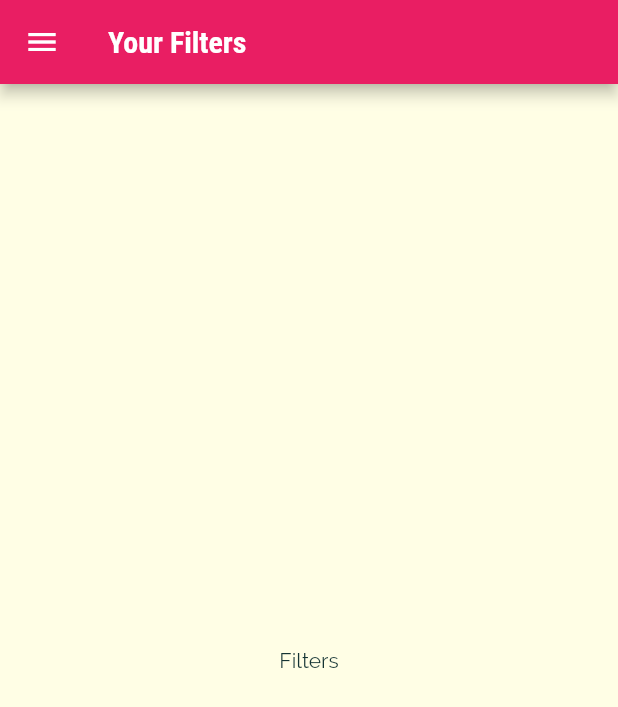
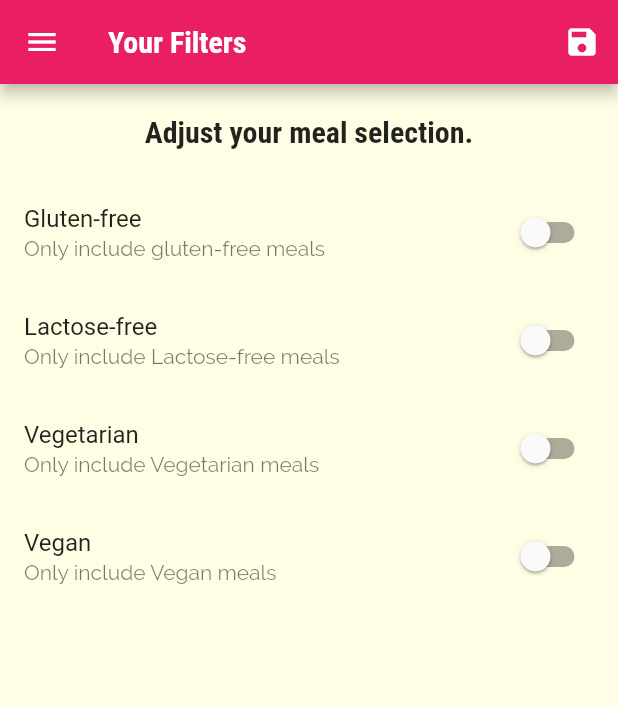
Before and after one commit to AmmarHussien/meals_app, a Flutter app: the FilterScreen screen opened by its route, on a phone screen of 412 x 824 dp. Shown: the top 707 px of the screen. Run offline on Flutter 3.47's test engine with Material 2 defaults, Android fonts, the phone set to English and light mode, and no system bars.

Commit message:
add filters

```diff
--- a/lib/main.dart
+++ b/lib/main.dart
@@ -1,9 +1,10 @@
 import 'package:flutter/foundation.dart';
 import 'package:flutter/material.dart';
+import 'package:meals_app/data/dummy_data.dart';
 import 'package:meals_app/screens/category_meals_screen.dart';
-import 'package:meals_app/screens/favorites_screen.dart';
 import 'package:meals_app/screens/meal_details_screen.dart';
 import 'package:meals_app/screens/tabs_screen.dart';
+import 'models/meal.dart';
 import 'screens/categories_screen.dart';
 import 'screens/filters_screen.dart';
 
@@ -11,10 +12,44 @@ void main() {
   runApp(const MyApp());
 }
 
-class MyApp extends StatelessWidget {
+class MyApp extends StatefulWidget {
   const MyApp({super.key});
 
-  // This widget is the root of your application.
+  @override
+  State<MyApp> createState() => _MyAppState();
+}
+
+class _MyAppState extends State<MyApp> {
+  late Map<String, bool> _filters = {
+    'gluten': false,
+    'lactose': false,
+    'vegan': false,
+    'vegetarian': false,
+  };
+
+  late List<Meal> _availableMeals = dummyMEALS;
+  void _setFilters(Map<String, bool> filterData) {
+    setState(() {
+      _filters = filterData;
+
+      _availableMeals = dummyMEALS.where((meal) {
+        if (_filters['gluten'] == true && !meal.isGlutenFree) {
+          return false;
+        }
+        if (_filters['lactose'] == true && !meal.isLactoseFree) {
+          return false;
+        }
+        if (_filters['vegan'] == true && !meal.isVegan) {
+          return false;
+        }
+        if (_filters['vegetarian'] == true && !meal.isVegetarian) {
+          return false;
+        }
+        return true;
+      }).toList();
+    });
+  }
+
   @override
   Widget build(BuildContext context) {
     return MaterialApp(
@@ -44,9 +79,13 @@ class MyApp extends StatelessWidget {
       initialRoute: '/',
       routes: {
         '/': (context) => const TabsScreen(),
-        CategoryMealScreen.routeName: (context) => const CategoryMealScreen(),
+        CategoryMealScreen.routeName: (context) =>
+            CategoryMealScreen(_availableMeals),
         MealDetailScreen.routName: (context) => const MealDetailScreen(),
-        FilterScreen.routeName: (context) => const FilterScreen(),
+        FilterScreen.routeName: (context) => FilterScreen(
+              currentFilter: _filters,
+              saveFilters: _setFilters,
+            ),
       },
       onGenerateRoute: (settings) {
         if (kDebugMode) {
--- a/lib/screens/category_meals_screen.dart
+++ b/lib/screens/category_meals_screen.dart
@@ -1,10 +1,10 @@
 import 'package:flutter/material.dart';
-import 'package:meals_app/data/dummy_data.dart';
 import 'package:meals_app/models/meal.dart';
 import 'package:meals_app/widgets/meal_item.dart';
 
 class CategoryMealScreen extends StatefulWidget {
-  const CategoryMealScreen({
+  const CategoryMealScreen(
+    this.avaliableMeals, {
     super.key,
     // required this.categoryId,
     // required this.categoryTitle,
@@ -14,6 +14,8 @@ class CategoryMealScreen extends StatefulWidget {
   // final String categoryTitle;
 
   static const routeName = '/category-meals';
+
+  final List<Meal> avaliableMeals;
 
   @override
   State<CategoryMealScreen> createState() => _CategoryMealScreenState();
@@ -36,7 +38,7 @@ class _CategoryMealScreenState extends State<CategoryMealScreen> {
           ModalRoute.of(context)!.settings.arguments as Map<String, String>;
       categoryTitle = routeArgs['title']!;
       final categoryId = routeArgs['id'];
-      displayedMeals = dummyMEALS.where((meal) {
+      displayedMeals = widget.avaliableMeals.where((meal) {
         return meal.categories.contains(categoryId);
       }).toList();
       _loadedInitData = true;
@@ -54,7 +56,7 @@ class _CategoryMealScreenState extends State<CategoryMealScreen> {
   Widget build(BuildContext context) {
     return Scaffold(
       appBar: AppBar(
-        title: Text(categoryTitle!),
+        title: Text(categoryTitle),
       ),
       body: ListView.builder(
         itemBuilder: (
--- a/lib/screens/filters_screen.dart
+++ b/lib/screens/filters_screen.dart
@@ -1,19 +1,132 @@
+import 'dart:developer';
+
 import 'package:flutter/material.dart';
 import 'package:meals_app/widgets/main_Drawer.dart';
 
-class FilterScreen extends StatelessWidget {
-  const FilterScreen({super.key});
+class FilterScreen extends StatefulWidget {
   static const routeName = '/filters';
+  final Function saveFilters;
+  final Map<String, bool> currentFilter;
+
+  const FilterScreen({
+    super.key,
+    required this.saveFilters,
+    required this.currentFilter,
+  });
+  @override
+  State<FilterScreen> createState() => _FilterScreenState();
+}
+
+class _FilterScreenState extends State<FilterScreen> {
+  late bool _glutebFree = false;
+  late bool _vegetarian = false;
+  late bool _vegan = false;
+  late bool _lactoseFree = false;
+
+  @override
+  void initState() {
+    _glutebFree = widget.currentFilter['gluten']!;
+    _lactoseFree = widget.currentFilter['lactose']!;
+    _vegan = widget.currentFilter['vegan']!;
+    _vegetarian = widget.currentFilter['vegetarian']!;
+    super.initState();
+  }
+
+  Widget _buildSwitchListTile(
+    String title,
+    String subtitle,
+    bool currentValue,
+    Function updateValue,
+  ) {
+    return SwitchListTile(
+      title: Text(title),
+      value: currentValue,
+      subtitle: Text(
+        subtitle,
+      ),
+      onChanged: ((value) {
+        updateValue(value);
+      }),
+    );
+  }
 
   @override
   Widget build(BuildContext context) {
     return Scaffold(
       appBar: AppBar(
         title: const Text('Your Filters'),
+        actions: [
+          IconButton(
+            onPressed: () {
+              final selectedFilters = {
+                'gluten': _glutebFree,
+                'lactose': _lactoseFree,
+                'vegan': _vegan,
+                'vegetarian': _vegetarian,
+              };
+              widget.saveFilters(selectedFilters);
+            },
+            icon: const Icon(Icons.save),
+          )
+        ],
       ),
       drawer: const MainDrawer(),
-      body: const Center(
-        child: Text('Filters'),
+      body: Column(
+        children: [
+          Container(
+            padding: const EdgeInsets.all(20),
+            child: Text(
+              'Adjust your meal selection.',
+              style: Theme.of(context).textTheme.headline6,
+            ),
+          ),
+          Expanded(
+            child: ListView(
+              children: [
+                _buildSwitchListTile(
+                  'Gluten-free',
+                  'Only include gluten-free meals',
+                  _glutebFree,
+                  (value) {
+                    setState(() {
+                      _glutebFree = value;
+                    });
+                  },
+                ),
+                _buildSwitchListTile(
+                  'Lactose-free',
+                  'Only include Lactose-free meals',
+                  _lactoseFree,
+                  (value) {
+                    setState(() {
+                      _lactoseFree = value;
+                    });
+                  },
+                ),
+                _buildSwitchListTile(
+                  'Vegetarian',
+                  'Only include Vegetarian meals',
+                  _vegetarian,
+                  (value) {
+                    setState(() {
+                      _vegetarian = value;
+                    });
+                  },
+                ),
+                _buildSwitchListTile(
+                  'Vegan',
+                  'Only include Vegan meals',
+                  _vegan,
+                  (value) {
+                    setState(() {
+                      _vegan = value;
+                    });
+                  },
+                ),
+              ],
+            ),
+          ),
+        ],
       ),
     );
   }
```
